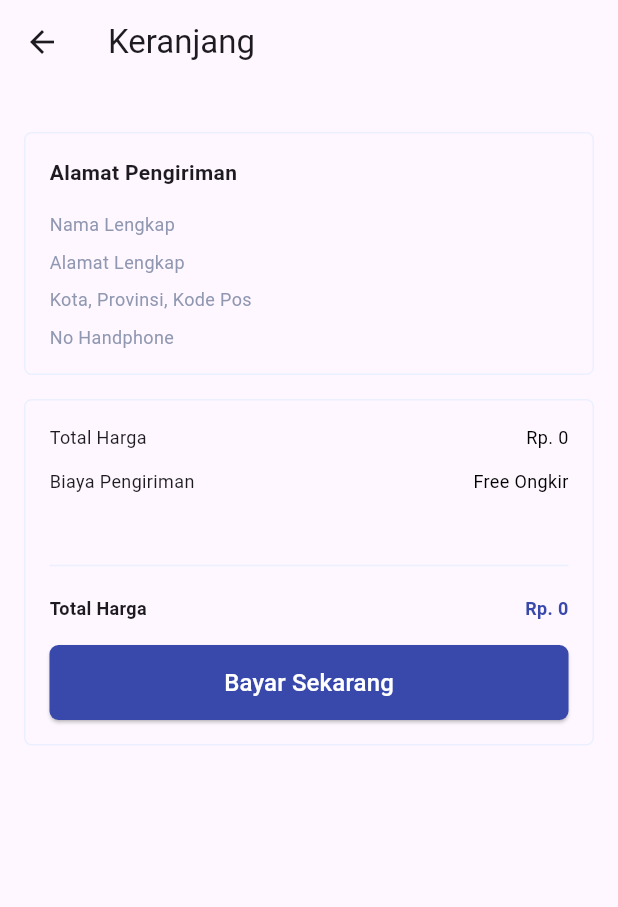
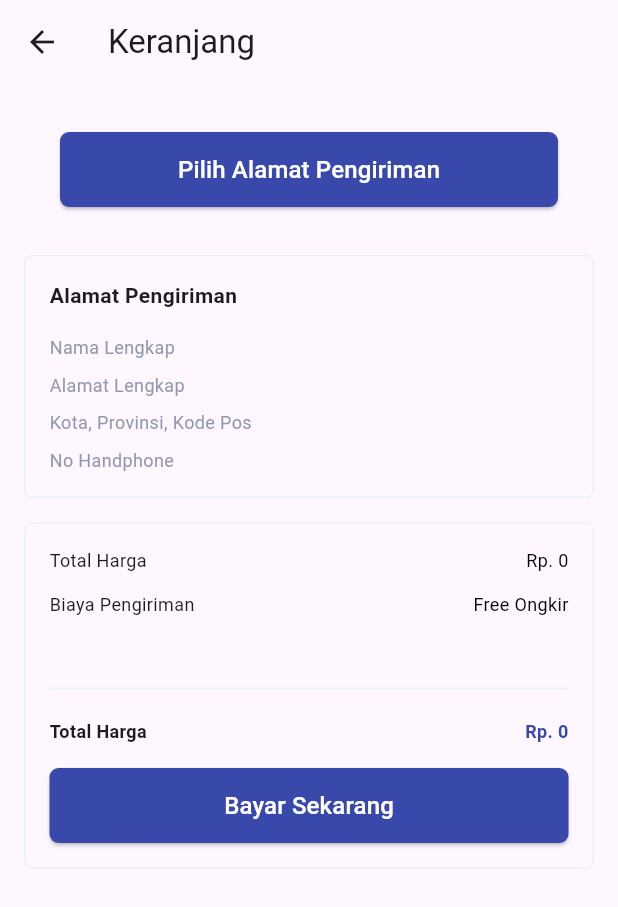
Before and after one commit to project-java-reza/fullstack-e-commerce-flutter, a Flutter app: the CartPage screen opened directly, on a phone screen of 412 x 824 dp. Shown: the top 907 px of the screen. Run offline on Flutter 3.47's test engine with Material 3 defaults, Android fonts, the phone set to English and light mode, and no system bars; our stand-ins replace awesome_dialog, badges, bloc, carousel_slider, dartz, flutter_bloc and 3 more; accounts and stored records are empty; network calls fail.

Commit message:
[IMPROVE] button pilih alamat pangiriman

```diff
--- a/lib/presentation/cart/cart.page.dart
+++ b/lib/presentation/cart/cart.page.dart
@@ -3,11 +3,11 @@ import 'package:flutter_bloc/flutter_bloc.dart';
 import 'package:flutter_ecommerce_fic9_new_build/common/extensions/int_ext.dart';
 import 'package:flutter_ecommerce_fic9_new_build/data/models/requests/order_request_model.dart';
 import 'package:flutter_ecommerce_fic9_new_build/presentation/payment/payment_page.dart';
-import 'package:flutter_ecommerce_fic9_new_build/presentation/payment/widgets/success_page.dart';
 import '../../common/component/button.dart';
 import '../../common/component/row_text.dart';
 import '../../common/component/spaces.dart';
 import '../../common/constant/colors.dart';
+import '../shipping_address/shipping_address_page.dart';
 import 'bloc/cart/cart_bloc.dart';
 import 'bloc/order/order_bloc.dart';
 import 'widgets/cart_item_widget.dart';
@@ -60,25 +60,22 @@ class _CartPageState extends State<CartPage> {
               });
             },
           ),
-          //if (carts.isNotEmpty) const SpaceHeight(16.0),
-          //button for choose shipping address
-          //if (carts.isNotEmpty)
-          // Container(
-          //   margin: EdgeInsets.symmetric(horizontal: 40),
-          //   child: Button.filled(
-          //     width: 60,
-          //     onPressed: () {
-          //       Navigator.push(
-          //         context,
-          //         MaterialPageRoute(
-          //             builder: (context) => const ShippingAddressPage()),
-          //       );
-          //     },
-          //     label: 'Pilih Alamat Pengiriman',
-          //   ),
-          // ),
+          Container(
+            margin: const EdgeInsets.symmetric(horizontal: 24, vertical: 16),
+            child: Button.filled(
+              width: 60,
+              onPressed: () {
+                Navigator.push(
+                  context,
+                  MaterialPageRoute(
+                      builder: (context) => const ShippingAddressPage()),
+                );
+              },
+              label: 'Pilih Alamat Pengiriman',
+            ),
+          ),
+
           const SpaceHeight(16.0),
-
           // show alamat pengiriman
           Container(
             padding: const EdgeInsets.all(16.0),
@@ -240,7 +237,8 @@ class _CartPageState extends State<CartPage> {
                     state.maybeWhen(
                       orElse: () {},
                       success: (response) {
-                        context.read<CartBloc>().add(const CartEvent.started()); // disini started atau cartnya kosong []
+                        context.read<CartBloc>().add(const CartEvent
+                            .started()); // disini started atau cartnya kosong []
                         Navigator.push(
                           context,
                           MaterialPageRoute(
```
